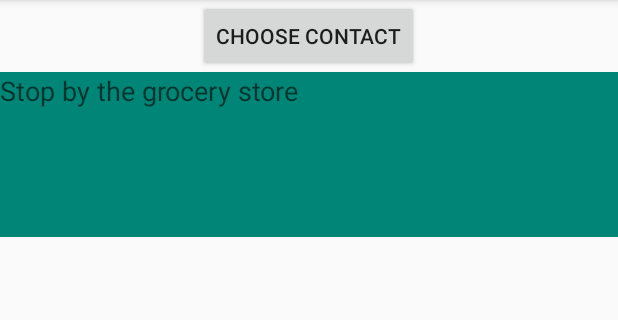
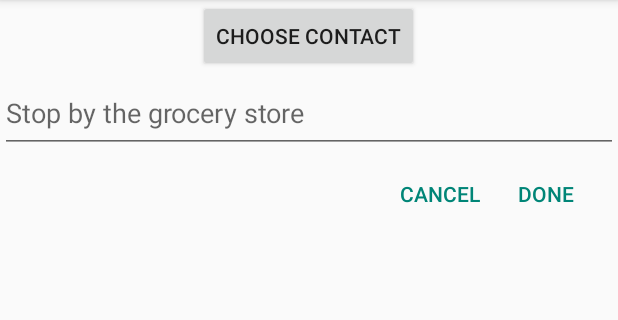
Before and after one commit to ordonezalex/micromanage, an Android app: the fragment CreateReminderFragment shown on its own in the app's theme, on a phone screen of 412 x 824 dp, the part 84-404 px from its top. Run offline under Robolectric (Android 15) with nearby library versions, the phone set to English and light mode, and no system bars.

Commit message:
Update fragment_create_reminder layout
Add strings for fragment_create_reminder layout

```diff
--- a/app/src/main/res/layout/fragment_create_reminder.xml
+++ b/app/src/main/res/layout/fragment_create_reminder.xml
@@ -14,17 +14,37 @@
             android:text="@string/show_contact_list_dialog_button"
             android:layout_width="wrap_content"
             android:layout_height="wrap_content"
-            android:layout_gravity="center_horizontal"
-            android:layout_weight="1"/>
+            android:layout_gravity="center_horizontal"/>
 
         <EditText
             android:id="@+id/reminder_content_edit_text"
             android:layout_width="match_parent"
             android:layout_height="wrap_content"
-            android:gravity="top"
+            android:lines="2"
+            android:padding="4dp"
+            android:hint="@string/reminder_content_hint"/>
+
+        <LinearLayout
+            android:layout_width="match_parent"
+            android:layout_height="wrap_content"
             android:layout_gravity="bottom"
-            android:lines="5"
-            android:background="@color/accent_material_light"
-            android:hint="@string/reminder_content_hint"/>
+            android:orientation="horizontal"
+            android:gravity="end">
+
+            <Button
+                android:id="@+id/cancel_create_reminder_button"
+                android:layout_width="wrap_content"
+                android:layout_height="wrap_content"
+                android:text="@string/cancel_create_reminder"
+                style="?android:attr/buttonBarButtonStyle"/>
+
+            <Button
+                android:id="@+id/submit_create_reminder_button"
+                android:layout_width="wrap_content"
+                android:layout_height="wrap_content"
+                android:text="@string/submit_create_reminder"
+                android:layout_marginEnd="16dp"
+                style="?android:attr/buttonBarButtonStyle"/>
+        </LinearLayout>
     </LinearLayout>
 </ScrollView>
--- a/app/src/main/res/values/strings_fragment_create_reminder.xml
+++ b/app/src/main/res/values/strings_fragment_create_reminder.xml
@@ -3,5 +3,7 @@
 
     <string name="show_contact_list_dialog_button">Choose contact</string>
     <string name="reminder_content_hint">Stop by the grocery store</string>
+    <string name="submit_create_reminder">Done</string>
+    <string name="cancel_create_reminder">Cancel</string>
 
 </resources>
```
